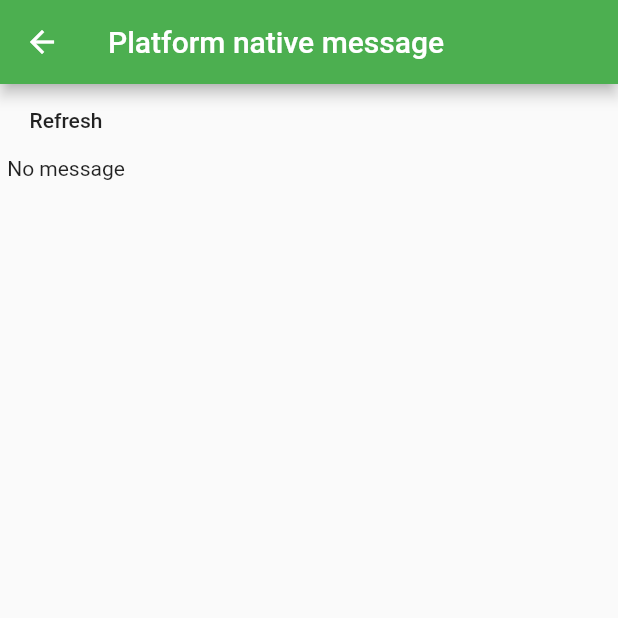
After one commit to Finiition/flutter_test, a Flutter app: the PlatformNativePage screen opened directly, on a phone screen of 412 x 824 dp, the top half of it. The commit adds this screen. Run offline on Flutter 3.47's test engine with Material 2 defaults, Android fonts, the phone set to English and light mode, and no system bars; our stand-ins replace cached_network_image, faker, flutter_cache_manager, image_picker, math_expressions.

Commit message:
Modification native message

```diff
--- /dev/null
+++ b/lib/page/platform_native_page.dart
@@ -0,0 +1,41 @@
+import 'package:discorverflutter/platform/platform_channel_helper.dart';
+import 'package:flutter/material.dart';
+
+class PlatformNativePage extends StatefulWidget {
+  @override
+  _PlatformNativePageState createState() => _PlatformNativePageState();
+}
+
+class _PlatformNativePageState extends State<PlatformNativePage> {
+  String message = "No message";
+  @override
+  Widget build(BuildContext context) {
+    return Scaffold(
+        appBar: AppBar(
+          title: Text('Platform native message'),
+        ),
+        body: Container(
+          child: Column(
+            children: <Widget>[
+              FlatButton(
+                child: Text('Refresh'),
+                onPressed: () {
+                  _refreshMessage();
+                },
+              ),
+              Text(message),
+            ],
+          ),
+        ));
+  }
+
+  _refreshMessage() {
+    PlateformChannelHelper.getNativeHello().then((nativeMessage) {
+      String messageNatif = nativeMessage.toString();
+
+      setState(() {
+        message = messageNatif;
+      });
+    });
+  }
+}
--- a/lib/platform/platform_channel_helper.dart
+++ b/lib/platform/platform_channel_helper.dart
@@ -1,3 +1,17 @@
-class plateform_channel_helper {
-  static Future getNativeHello() async {}
+import 'package:flutter/services.dart';
+
+class PlateformChannelHelper {
+  static const platform =
+      const MethodChannel("fr.mds.discorverflutter_android/platform_channel");
+  static Future getNativeHello() async {
+    //GET MESSAGE FROM NATIVE CODE
+    String message;
+    try {
+      message = await platform.invokeMethod('helloMessage');
+    } on PlatformException catch (e) {
+      print(e.toString());
+      return "";
+    }
+    return message;
+  }
 }
```
Also changed, not shown: lib/page/menu_page.dart (+9 -2 lines).
